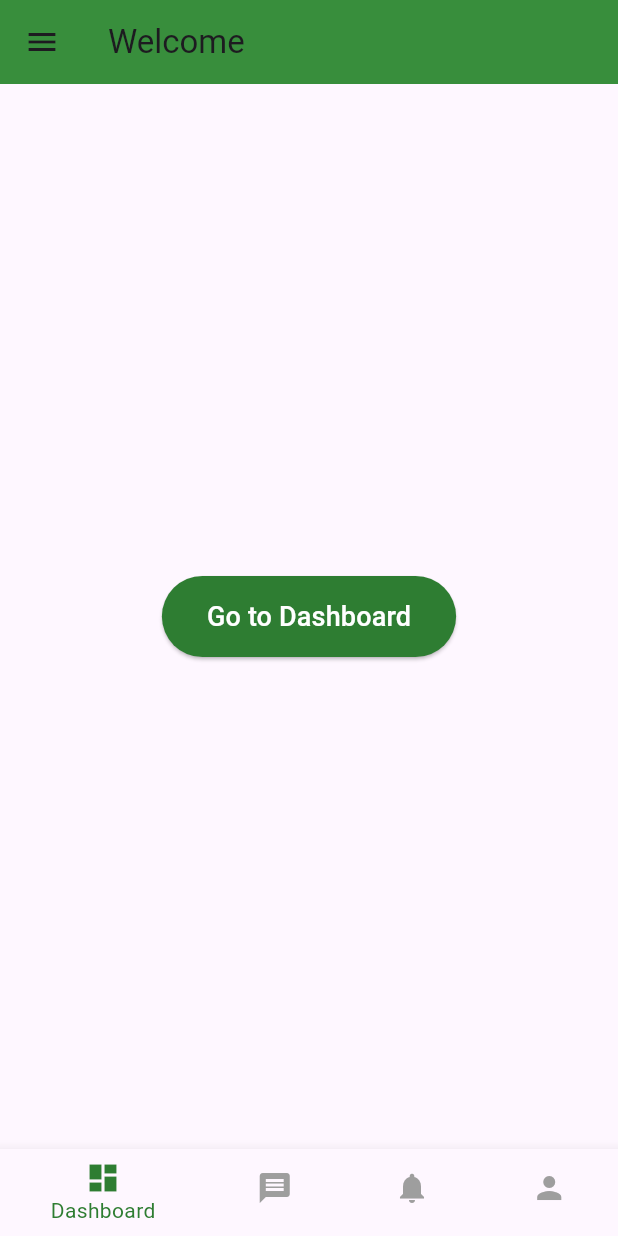
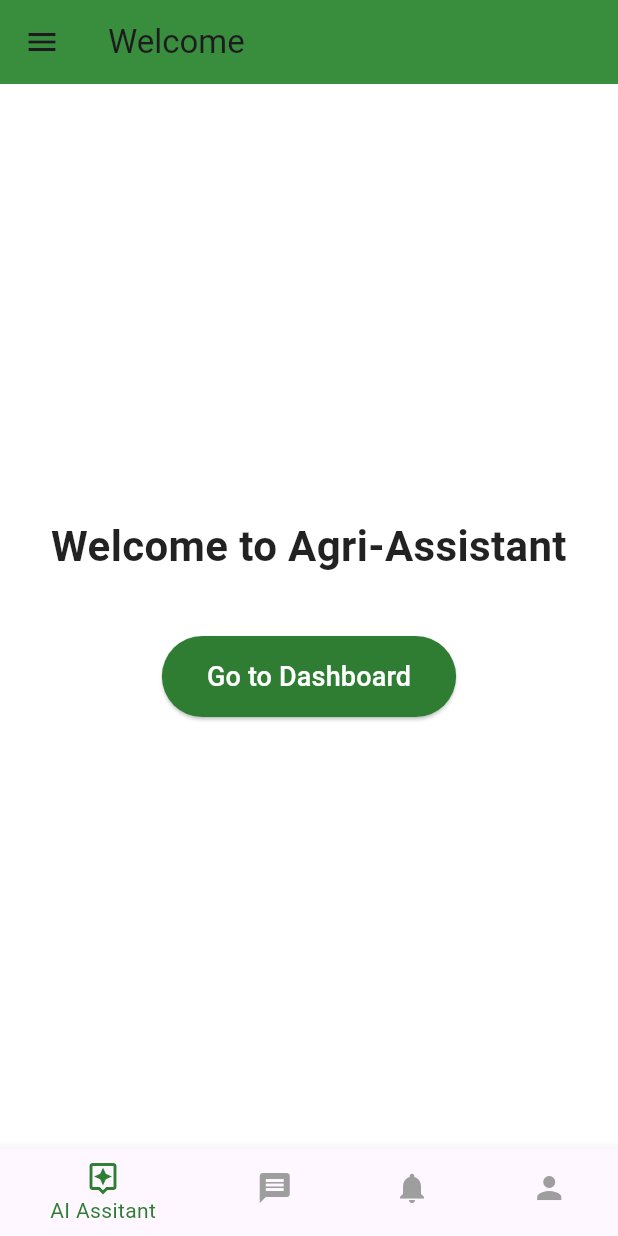
Before and after one commit to vijaykumarsd/project-kishan-flutter, a Flutter app: the WelcomeScreen screen opened directly, on a phone screen of 412 x 824 dp. Run offline on Flutter 3.47's test engine with Material 3 defaults, Android fonts, the light colour scheme and no system bars; our stand-ins replace cloud_firestore, firebase_auth, firebase_core, flutter_tts, intl_phone_field, shared_preferences and 1 more; accounts and stored records are empty; network calls fail.

Commit message:
Shared Scaffold created to maintain the Hamburger Menu and Bottom Navigator Menu in Centrailzed Way

```diff
--- a/lib/screens/welcome_screen.dart
+++ b/lib/screens/welcome_screen.dart
@@ -1,5 +1,6 @@
 import 'package:flutter/material.dart';
 import 'home_screen.dart';
+import 'shared_scaffold.dart'; // Import the shared scaffold
 
 class WelcomeScreen extends StatefulWidget {
   const WelcomeScreen({super.key});
@@ -11,11 +12,22 @@ class WelcomeScreen extends StatefulWidget {
 class _WelcomeScreenState extends State<WelcomeScreen> {
   int _currentIndex = 0;
 
+  // Placeholder screens for the other bottom navigation tabs
   final List<Widget> _screens = [
-    const HomeScreen(),
-    Placeholder(), // Replace with actual screen
-    Placeholder(), // Replace with actual screen
-    Placeholder(), // Replace with actual screen
+    // The initial welcome content is handled directly in the body
+    const WelcomeContent(),
+    const Center(child: Text('Messages Screen')),
+    const Center(child: Text('Alerts Screen')),
+    const Center(child: Text('Profile Screen')),
+  ];
+
+  // Titles for the AppBar corresponding to each tab
+  // THE FIX IS HERE: The erroneous 'al_alt_text' line has been removed.
+  final List<String> _titles = const [
+    'Welcome',
+    'Messages',
+    'Alerts',
+    'Profile',
   ];
 
   void _onTabTapped(int index) {
@@ -26,51 +38,40 @@ class _WelcomeScreenState extends State<WelcomeScreen> {
 
   @override
   Widget build(BuildContext context) {
-    return Scaffold(
-      appBar: AppBar(
-        title: const Text('Welcome'),
-        backgroundColor: Colors.green[700],
-      ),
-      drawer: Drawer(
-        child: ListView(
-          padding: EdgeInsets.zero,
-          children: <Widget>[
-            const UserAccountsDrawerHeader(
-              accountName: Text("Vijay Kumar"),
-              accountEmail: Text("vijay@example.com"),
-              currentAccountPicture: CircleAvatar(
-                backgroundImage: NetworkImage(
-                  'https://i.pravatar.cc/150?img=3', // Sample user photo
+    return SharedScaffold(
+      title: _titles[_currentIndex],
+      currentIndex: _currentIndex,
+      onTabTapped: _onTabTapped,
+      body: _screens[_currentIndex],
+    );
+  }
+}
+
+// Extracted the main content of the welcome screen for clarity
+class WelcomeContent extends StatelessWidget {
+  const WelcomeContent({super.key});
+
+  @override
+  Widget build(BuildContext context) {
+    return Container(
+      color: Colors.white, // A neutral background for the content
+      child: Center(
+        child: Column(
+          mainAxisAlignment: MainAxisAlignment.center,
+          children: [
+            const Text(
+              'Welcome to Agri-Assistant',
+              textAlign: TextAlign.center,
+              style: TextStyle(
+                fontSize: 28,
+                fontWeight: FontWeight.bold,
+                color: Colors.black87,
               ),
             ),
-              decoration: BoxDecoration(
-                color: Colors.green,
-              ),
-            ),
-            ListTile(
-              leading: const Icon(Icons.home),
-              title: const Text('Home'),
-              onTap: () {
-                Navigator.pop(context);
-              },
-            ),
-            ListTile(
-              leading: const Icon(Icons.settings),
-              title: const Text('Settings'),
-              onTap: () {},
-            ),
-            ListTile(
-              leading: const Icon(Icons.logout),
-              title: const Text('Logout'),
-              onTap: () {},
-            ),
-          ],
-        ),
-      ),
-      body: _currentIndex == 0
-          ? Center(
-              child: ElevatedButton(
+            const SizedBox(height: 40),
+            ElevatedButton(
               onPressed: () {
+                // This will replace the WelcomeScreen with the HomeScreen
                 Navigator.pushReplacement(
                   context,
                   MaterialPageRoute(builder: (_) => const HomeScreen()),
@@ -85,31 +86,8 @@ class _WelcomeScreenState extends State<WelcomeScreen> {
                 style: TextStyle(fontSize: 18, color: Colors.white),
               ),
             ),
-            )
-          : _screens[_currentIndex],
-      bottomNavigationBar: BottomNavigationBar(
-        currentIndex: _currentIndex,
-        selectedItemColor: Colors.green[800],
-        unselectedItemColor: Colors.grey,
-        onTap: _onTabTapped,
-        items: const [
-          BottomNavigationBarItem(
-            icon: Icon(Icons.dashboard),
-            label: 'Dashboard',
+          ],
         ),
-          BottomNavigationBarItem(
-            icon: Icon(Icons.message),
-            label: 'Messages',
-          ),
-          BottomNavigationBarItem(
-            icon: Icon(Icons.notifications),
-            label: 'Alerts',
-          ),
-          BottomNavigationBarItem(
-            icon: Icon(Icons.person),
-            label: 'Profile',
-          ),
-        ],
       ),
     );
   }
```
Also changed, not shown: lib/screens/home_screen.dart (+40 -91 lines), lib/screens/shared_scaffold.dart (+61 -27 lines). Lines whose indentation alone changed are shown as unchanged.
